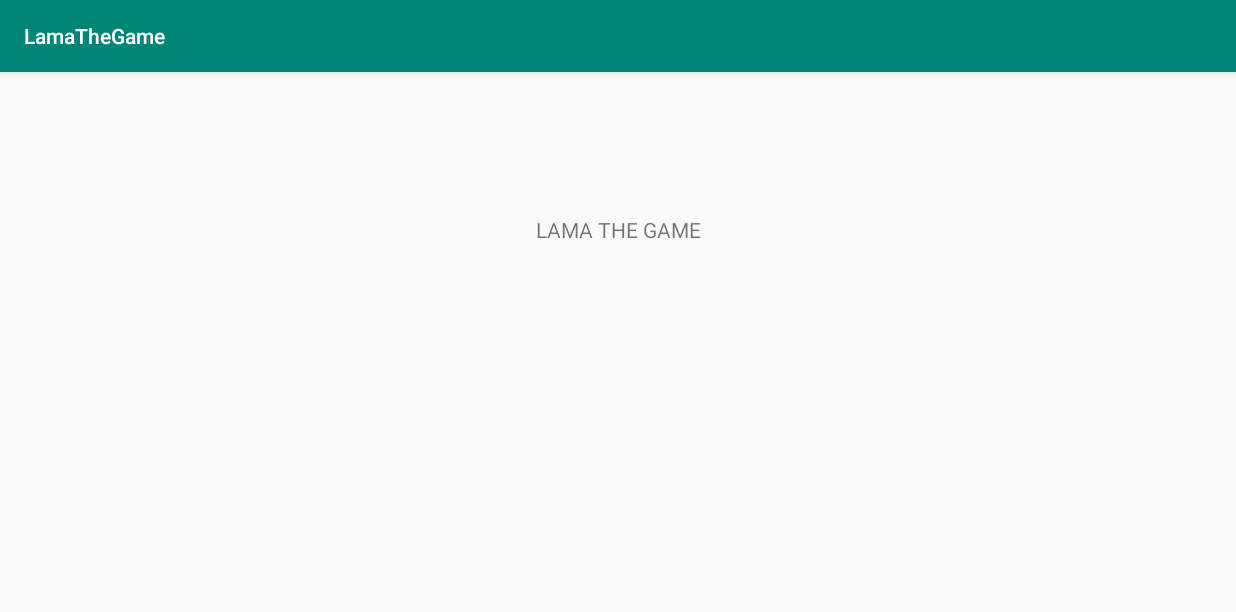
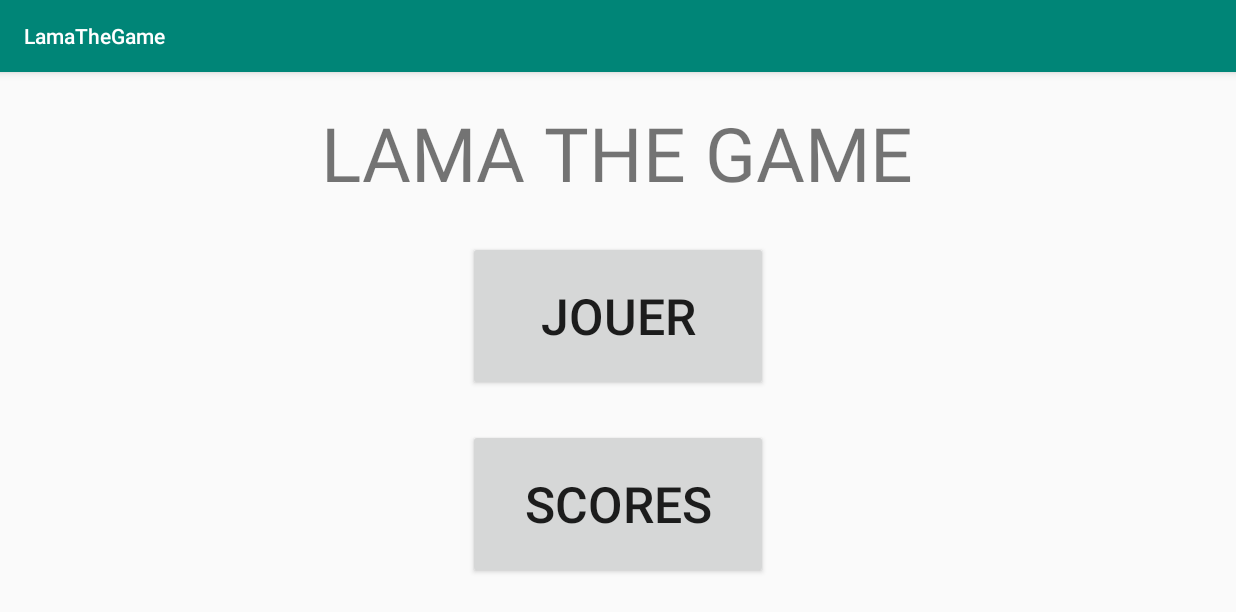
Before and after one commit to Clementlecaloch/LamaTheGame, an Android app: the screen it shows after launch (Menu), on a phone screen of 824 x 412 dp (held sideways). Shown: the top 612 px of the screen. Run offline under Robolectric (Android 15) with nearby library versions, the phone set to English and light mode, and no system bars.

Commit message:
amélioration rendu graphique

```diff
--- a/app/src/main/AndroidManifest.xml
+++ b/app/src/main/AndroidManifest.xml
@@ -18,10 +18,14 @@
                 <category android:name="android.intent.category.LAUNCHER" />
             </intent-filter>
         </activity>
-        <activity android:name=".Jeu">
+
+        <activity android:name=".Jeu"
+            android:screenOrientation="landscape">
 
         </activity>
-        <activity android:name=".Scores">
+
+        <activity android:name=".Scores"
+            android:screenOrientation="landscape">
 
         </activity>
     </application>
--- a/app/src/main/java/com/example/lamathegame/Jeu.java
+++ b/app/src/main/java/com/example/lamathegame/Jeu.java
@@ -1,4 +1,13 @@
 package com.example.lamathegame;
 
-public class Jeu {
+import android.os.Bundle;
+
+import androidx.appcompat.app.AppCompatActivity;
+
+public class Jeu  extends AppCompatActivity {
+    @Override
+    protected void onCreate(Bundle savedInstanceState) {
+        super.onCreate(savedInstanceState);
+        setContentView(R.layout.jeu);
+    }
 }
--- a/app/src/main/java/com/example/lamathegame/Menu.java
+++ b/app/src/main/java/com/example/lamathegame/Menu.java
@@ -13,8 +13,15 @@ public class Menu extends AppCompatActivity {
     protected void onCreate(Bundle savedInstanceState) {
         super.onCreate(savedInstanceState);
         setContentView(R.layout.menu);
-        MediaPlayer sound = MediaPlayer.create(getApplicationContext(),R.raw.super_soundtrack);
+        MediaPlayer sound = MediaPlayer.create(getApplicationContext(), R.raw.super_soundtrack);
         sound.start();
+    }
+
+    @Override
+    protected void onResume() {
+        super.onResume();
+        MediaPlayer sound = MediaPlayer.create(getApplicationContext(), R.raw.super_soundtrack);
+        sound.stop();
     }
 
     public void play(View view) {
--- a/app/src/main/java/com/example/lamathegame/Scores.java
+++ b/app/src/main/java/com/example/lamathegame/Scores.java
@@ -1,4 +1,14 @@
 package com.example.lamathegame;
 
-public class Scores {
+import android.media.MediaPlayer;
+import android.os.Bundle;
+
+import androidx.appcompat.app.AppCompatActivity;
+
+public class Scores extends AppCompatActivity {
+    @Override
+    protected void onCreate(Bundle savedInstanceState) {
+        super.onCreate(savedInstanceState);
+        setContentView(R.layout.scores);
+    }
 }
--- a/app/src/main/res/layout/menu.xml
+++ b/app/src/main/res/layout/menu.xml
@@ -6,36 +6,34 @@
     android:layout_height="match_parent"
     tools:context=".Menu">
 
-    <Button
-        android:id="@+id/button"
-        android:layout_width="260dp"
-        android:layout_height="102dp"
-        android:layout_marginStart="328dp"
-        android:layout_marginTop="405dp"
-        android:layout_marginEnd="329dp"
-        android:layout_marginBottom="64dp"
-        android:text="@string/scoreButton"
-        app:layout_constraintBottom_toBottomOf="parent"
-        app:layout_constraintEnd_toEndOf="parent"
-        app:layout_constraintHorizontal_bias="0.0"
-        app:layout_constraintStart_toStartOf="parent"
-        app:layout_constraintTop_toTopOf="parent"
-        app:layout_constraintVertical_bias="1.0" />
+    <LinearLayout
+        android:layout_width="match_parent"
+        android:layout_height="match_parent"
+        android:orientation="vertical">
 
-    <TextView
-        android:id="@+id/textView"
-        android:layout_width="321dp"
-        android:layout_height="53dp"
-        android:layout_marginStart="298dp"
-        android:layout_marginTop="80dp"
-        android:layout_marginEnd="298dp"
-        android:layout_marginBottom="272dp"
-        android:gravity="center"
-        android:text="@string/title"
-        app:layout_constraintBottom_toTopOf="@+id/button"
-        app:layout_constraintEnd_toEndOf="parent"
-        app:layout_constraintHorizontal_bias="0.5"
-        app:layout_constraintStart_toStartOf="parent"
-        app:layout_constraintTop_toTopOf="parent" />
+        <TextView
+            android:id="@+id/textView"
+            android:layout_width="wrap_content"
+            android:layout_height="wrap_content"
+            android:layout_marginTop="20dp"
+            android:layout_gravity="center"
+            android:textSize="75px"
+            android:text="@string/title"/>
+
+        <Button
+            android:id="@+id/playButton"
+            style="@style/buttons"
+            android:onClick="play"
+            android:text="@string/playButton"/>
+
+        <Button
+            android:id="@+id/scoresButton"
+            style="@style/buttons"
+            android:onClick="displayScores"
+            android:text="@string/scoreButton"/>
+
+    </LinearLayout>
+
+
 
 </androidx.constraintlayout.widget.ConstraintLayout>
--- a/app/src/main/res/layout/scores.xml
+++ b/app/src/main/res/layout/scores.xml
@@ -3,4 +3,12 @@
     android:orientation="vertical" android:layout_width="match_parent"
     android:layout_height="match_parent">
 
+    <TextView
+        android:layout_width="wrap_content"
+        android:layout_height="wrap_content"
+        android:layout_marginTop="20dp"
+        android:text="Vos scores"
+        android:textSize="100px"
+        android:layout_gravity="center"/>
+
 </LinearLayout>
--- a/app/src/main/res/values/buttons.xml
+++ b/app/src/main/res/values/buttons.xml
@@ -1,4 +1,12 @@
 <?xml version="1.0" encoding="utf-8"?>
 <resources>
     <string name="scoreButton">SCORES</string>
+    <string name="playButton">JOUER</string>
+    <style name="buttons">
+        <item name="android:layout_width">300px</item>
+        <item name="android:layout_height">150px</item>
+        <item name="android:layout_gravity">center</item>
+        <item name="android:layout_marginTop">25dp</item>
+        <item name="android:textSize">50px</item>
+    </style>
 </resources>
```
Also changed, not shown: 2 other files.
